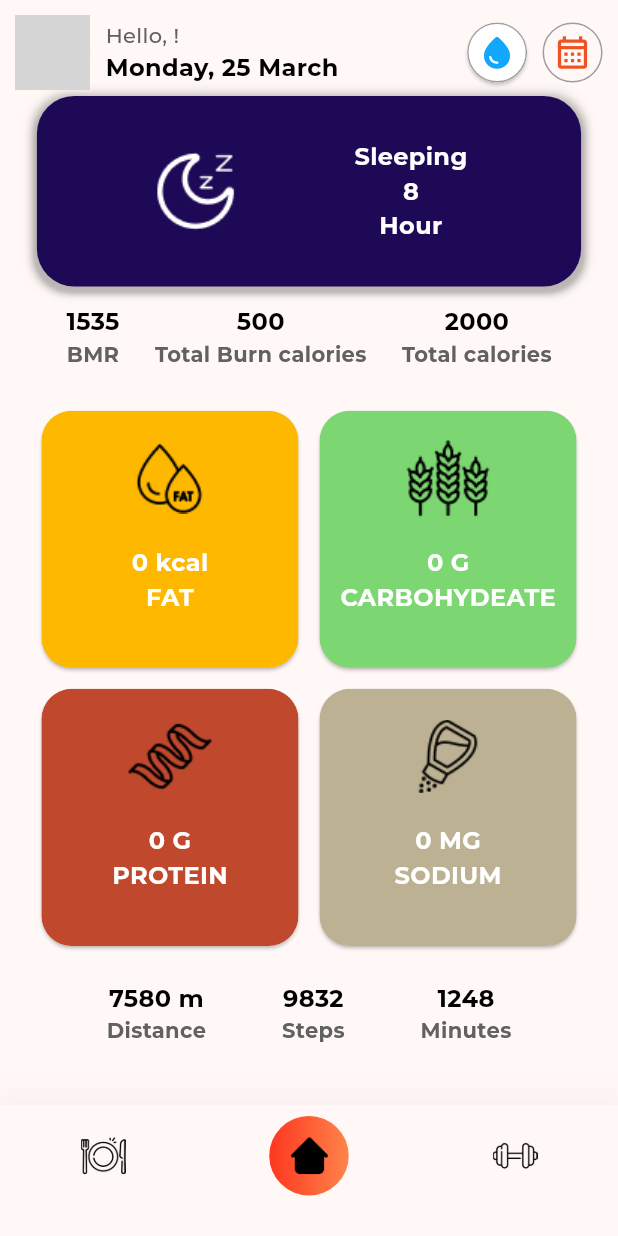
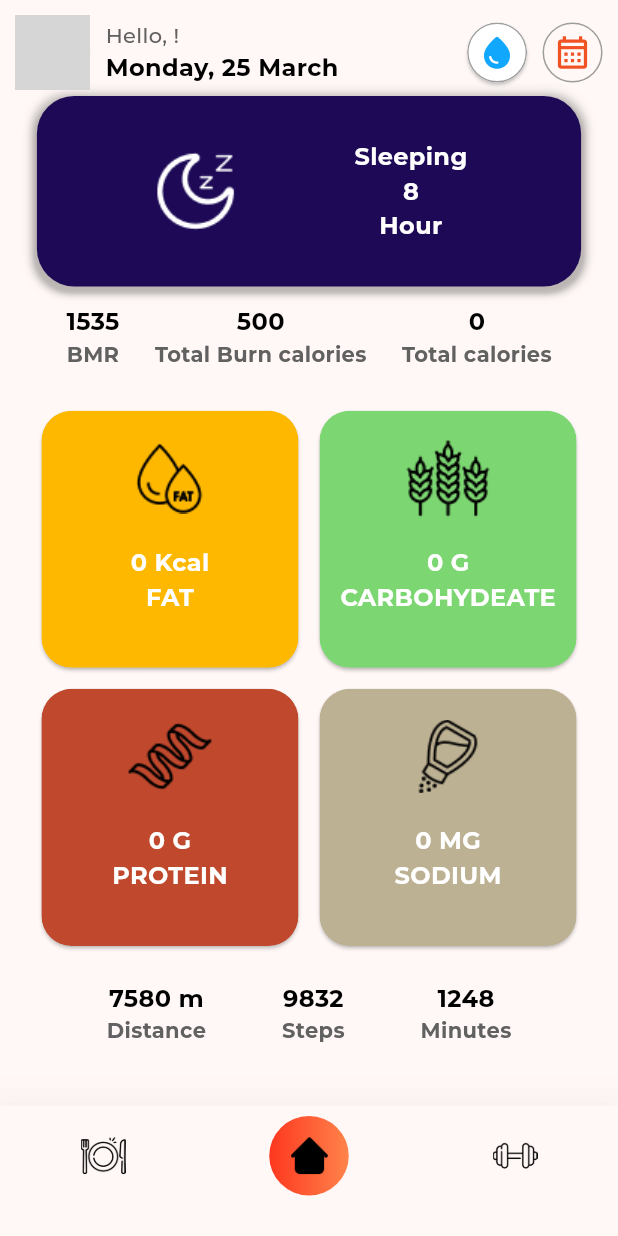
Before and after one commit to MydudeEiEi/Health-Tracker, a Flutter app: the MainPage screen opened directly, on a phone screen of 412 x 824 dp. Run offline on Flutter 3.47's test engine with Material 3 defaults, Android fonts, the phone set to English and light mode, and no system bars; our stand-ins replace cloud_firestore, firebase_auth, firebase_core, firebase_storage, flutter_slidable, google_fonts and 4 more; missing offline and left inert: day_night_time_picker, health; accounts and stored records are empty; network calls fail; grey boxes are pictures that could not be loaded.

Commit message:
forgot what Im done

```diff
--- a/lib/components/nutrition_card.dart
+++ b/lib/components/nutrition_card.dart
@@ -32,7 +32,7 @@ class NutritionCard extends StatelessWidget {
         _backgroundColor = MyColors.fatCard;
         _iconName = "fat";
         _cardLable = "FAT";
-        _cardDetail = "${data.fat} kcal";
+        _cardDetail = "${data.fat} Kcal";
         break;
       case NutritionCardType.carbohydeate:
         _backgroundColor = MyColors.carbohydeateCard;
--- a/lib/controller/home_controller.dart
+++ b/lib/controller/home_controller.dart
@@ -21,10 +21,11 @@ class HomeController {
 
   // }
 
-  Future<NutritionHistory> getUserNutritionHistory() async {
+  Future<NutritionHistory> getUserNutritionHistory(
+      DateTime selectedDate) async {
     final String userId = UserController.user?.uid ?? '';
     final data = await nutritionHistoryRepository
-        .getUserNutritionHistoryByUserUidAndDate(userId, DateTime.now());
+        .getUserNutritionHistoryByUserUidAndDate(userId, selectedDate);
     if (data != null) {
       return data;
     } else {
@@ -33,6 +34,7 @@ class HomeController {
         fat: 0,
         protein: 0,
         sodium: 0,
+        energy: 0,
         day: DateTime.now(),
         userUid: userId,
       );
--- a/lib/models/nutrition_history.dart
+++ b/lib/models/nutrition_history.dart
@@ -5,6 +5,7 @@ class NutritionHistory {
   final num fat;
   final num protein;
   final num sodium;
+  final num energy;
   final DateTime day;
   final String userUid;
 
@@ -13,6 +14,7 @@ class NutritionHistory {
     required this.fat,
     required this.protein,
     required this.sodium,
+    required this.energy,
     required this.day,
     required this.userUid,
   });
@@ -23,6 +25,7 @@ class NutritionHistory {
       fat: json['fat'],
       protein: json['protein'],
       sodium: json['sodium'],
+      energy: json['energy'],
       day: (json['day'].toDate()),
       userUid: json['user_id'],
     );
@@ -34,6 +37,7 @@ class NutritionHistory {
       'fat': fat,
       'protein': protein,
       'sodium': sodium,
+      'energy': energy,
       'day': Timestamp.fromDate(day),
       'user_id': userUid,
     };
--- a/lib/pages/home_page.dart
+++ b/lib/pages/home_page.dart
@@ -8,7 +8,8 @@ import 'package:health_tracker/utils/icon.dart';
 import 'package:health_tracker/utils/style.dart';
 
 class HomePage extends StatefulWidget {
-  const HomePage({Key? key}) : super(key: key);
+  final DateTime selectedDate;
+  const HomePage(this.selectedDate, {Key? key,}) : super(key: key);
 
   @override
   State<HomePage> createState() => _HomePageState();
@@ -17,10 +18,16 @@ class HomePage extends StatefulWidget {
 class _HomePageState extends State<HomePage> {
   final controller = HomeController();
   NutritionHistory userNutritionData = NutritionHistory(
-      fat: 0, carb: 0, protein: 0, sodium: 0, day: DateTime.now(), userUid: '');
+      fat: 0,
+      carb: 0,
+      protein: 0,
+      sodium: 0,
+      energy: 0,
+      day: DateTime.now(),
+      userUid: '');
 
   void loadNutritionData() {
-    controller.getUserNutritionHistory().then((value) {
+    controller.getUserNutritionHistory(widget.selectedDate).then((value) {
       setState(() {
         userNutritionData = value;
       });
@@ -134,7 +141,8 @@ class _HomePageState extends State<HomePage> {
                 const Spacer(),
                 Column(
                   children: [
-                    Text("2000", style: MyTextStyle.title()),
+                    Text(userNutritionData.energy.toStringAsFixed(0),
+                        style: MyTextStyle.title()),
                     Text(
                       "Total calories",
                       style: MyTextStyle.subtitle(fontWeight: FontWeight.bold),
--- a/lib/pages/main_page.dart
+++ b/lib/pages/main_page.dart
@@ -20,12 +20,15 @@ class _MainPageState extends State<MainPage> {
   DateTime _selectedDate = DateTime.now();
   final int _fadeDuration = 150;
   final double _iconBackgroundPadding = 11.5;
+  List<Widget> pages = [];
 
-  final List<Widget> _pages = const [
-    FoodPage(),
-    HomePage(),
-    GymPage(),
-  ];
+  _MainPageState() {
+    pages = [
+      const FoodPage(),
+      HomePage(_selectedDate),
+      const GymPage(),
+    ];
+  }
 
   void _onTapNavigationBar(int index) {
     setState(() {
@@ -34,7 +37,16 @@ class _MainPageState extends State<MainPage> {
   }
 
   Future<void> _onTapCalendar() async {
-    _selectedDate = await showMyDatePicker() ?? _selectedDate;
+    final DateTime? selectedDate = await showMyDatePicker();
+    setState(() {
+      _selectedDate = selectedDate ?? _selectedDate;
+      pages[1] = const Center(
+        child: CircularProgressIndicator(
+          color: Colors.blue,
+        ),
+      );
+      pages[1] = HomePage(_selectedDate);
+    });
   }
 
   @override
@@ -106,7 +118,7 @@ class _MainPageState extends State<MainPage> {
               ),
             ),
             Expanded(
-              child: _pages.elementAt(_currentIndex),
+              child: pages.elementAt(_currentIndex),
             ),
           ],
         ),
@@ -169,7 +181,7 @@ class _MainPageState extends State<MainPage> {
         context: context,
         firstDate: DateTime(2000),
         lastDate: DateTime(2100),
-        initialDate: DateTime.now(),
+        initialDate: _selectedDate,
         builder: (context, child) => Theme(
             data: ThemeData.light().copyWith(
               primaryColor: const Color.fromARGB(255, 93, 144, 255),
--- a/lib/route.dart
+++ b/lib/route.dart
@@ -1,8 +1,8 @@
 import 'package:flutter/material.dart';
-import 'package:health_tracker/pages/home_page.dart';
 import 'package:health_tracker/pages/login_page.dart';
+import 'package:health_tracker/pages/main_page.dart';
 
 final Map<String, WidgetBuilder> routes = <String, WidgetBuilder> {
-  "/home": (BuildContext context) =>  HomePage(),
+  "/home": (BuildContext context) =>  const MainPage(),
   "/login": (BuildContext context) => const LoginPage(),
 };
```
Also changed, not shown: lib/components/recommended_menu_card.dart (+6 -1 lines), lib/controller/food_controller.dart (+9 -0 lines), lib/pages/food_page.dart (+16 -6 lines), lib/repository/nutrition_history_repository.dart (+28 -20 lines).
